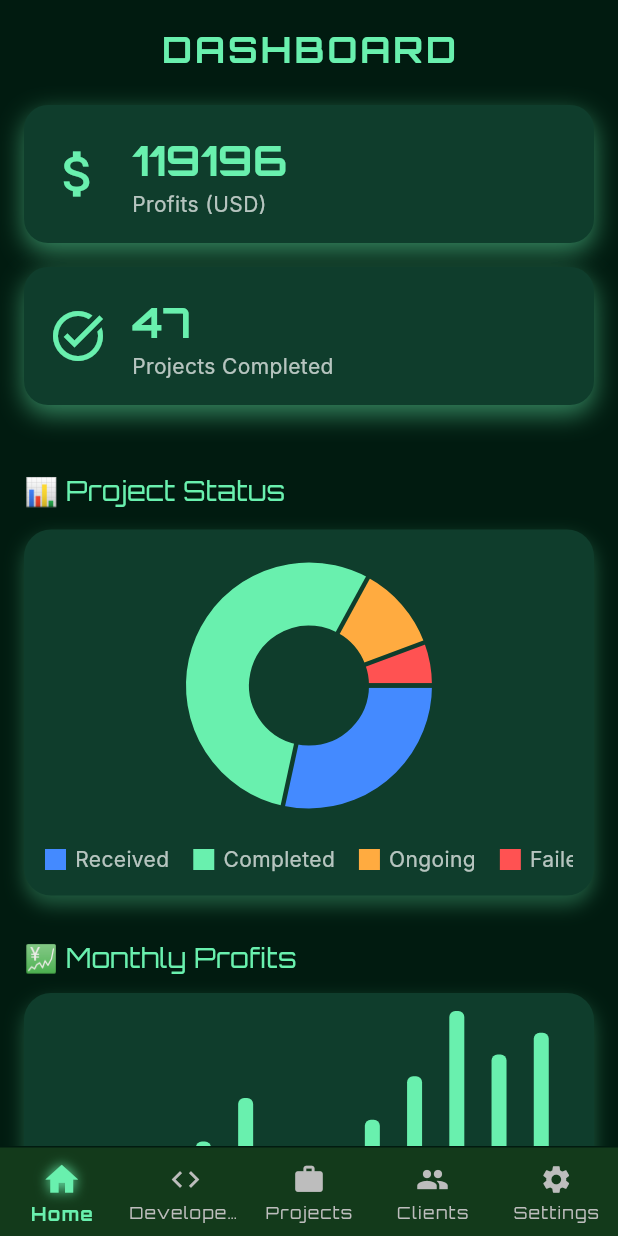
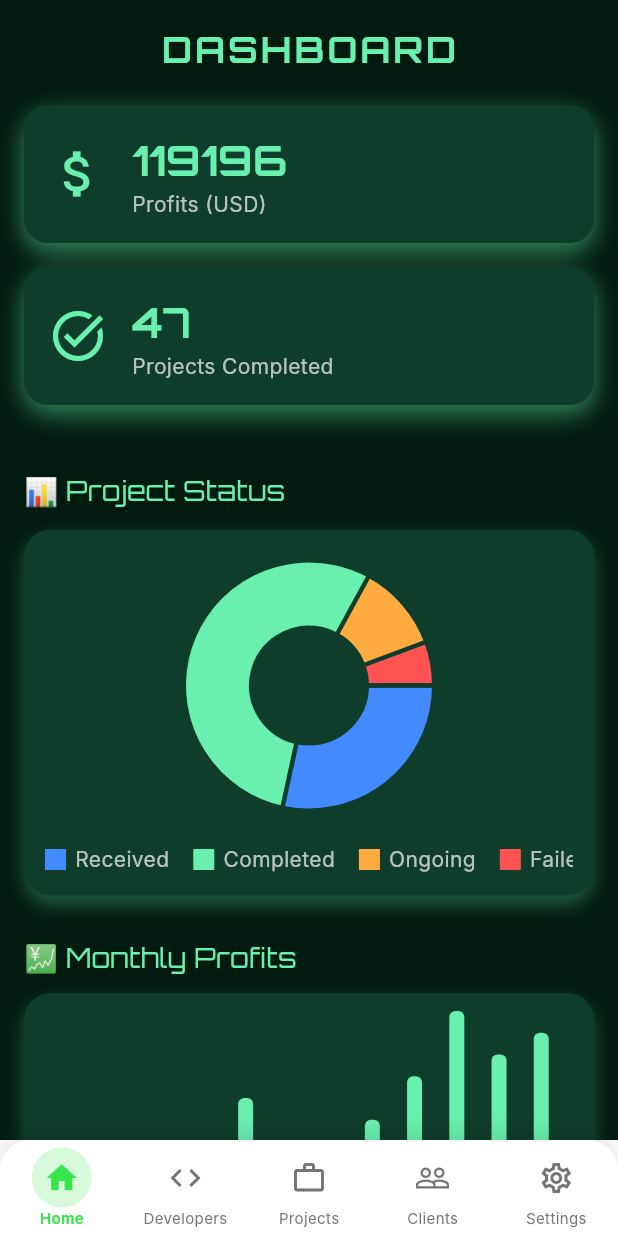
Before and after one commit to ShariqShoaib07/Virtual-Software-House, a Flutter app: the BottomNav_A screen opened directly, on a phone screen of 412 x 824 dp. Run offline on Flutter 3.47's test engine with Material 3 defaults, Android fonts, the phone set to English and light mode, and no system bars; drawn by our look-alikes of fl_chart; our stand-ins replace file_picker, google_fonts, image_picker, open_file; Roboto replaces fonts that are missing (Inter).

Commit message:
Changed Bottom Nav. Bar of Admin Dashbord

```diff
--- a/lib/bottom_nav_a.dart
+++ b/lib/bottom_nav_a.dart
@@ -1,4 +1,3 @@
-import 'dart:ui';
 import 'package:flutter/material.dart';
 import 'developer_home.dart';
 import 'developer_page.dart';
@@ -25,75 +24,151 @@ class _BottomNav_AState extends State<BottomNav_A> {
   @override
   Widget build(BuildContext context) {
     return Scaffold(
-      backgroundColor: const Color(0xFF011B10), // Dark green background
+      backgroundColor: Colors.white, // Changed to white background
       body: AnimatedSwitcher(
         duration: Duration(milliseconds: 300),
         child: _pages[_selectedIndex],
       ),
       bottomNavigationBar: Container(
         decoration: BoxDecoration(
-          color: const Color(0xFF133A1B), // Zucchini green
-          border: Border(
-            top: BorderSide(color: Color(0xFF011B10), width: 1),
+          borderRadius: BorderRadius.vertical(top: Radius.circular(20)),
+          boxShadow: [
+            BoxShadow(
+                color: Colors.black.withOpacity(0.1),
+                blurRadius: 10,
+                spreadRadius: 0,
+                offset: Offset(0, -5)),
+          ],
         ),
-        ),
+        child: ClipRRect(
+          borderRadius: BorderRadius.vertical(top: Radius.circular(20)),
           child: BottomNavigationBar(
-          backgroundColor: Colors.transparent,
-          elevation: 0,
+            type: BottomNavigationBarType.fixed,
             currentIndex: _selectedIndex,
-          type: BottomNavigationBarType.fixed,
             onTap: (index) {
               setState(() {
                 _selectedIndex = index;
               });
             },
-          selectedItemColor: Colors.greenAccent, // Futuristic green
-          unselectedItemColor: Colors.grey.shade400,
+            backgroundColor: Colors.white,
+            selectedItemColor: Color(0xFF38E54D), // Green accent color
+            unselectedItemColor: Colors.grey.shade600,
             selectedLabelStyle: TextStyle(
-            fontWeight: FontWeight.bold,
-            fontFamily: 'Orbitron',
-            fontSize: 12,
-            letterSpacing: 1.0,
+              fontSize: 10,
+              fontWeight: FontWeight.w600,
             ),
-          unselectedLabelStyle: TextStyle(
-            fontFamily: 'Orbitron',
-            fontSize: 11,
-            letterSpacing: 1.0,
+            unselectedLabelStyle: TextStyle(fontSize: 10),
+            elevation: 0,
+            items: [
+              BottomNavigationBarItem(
+                icon: Container(
+                  padding: EdgeInsets.all(8),
+                  decoration: BoxDecoration(
+                    shape: BoxShape.circle,
+                    color: _selectedIndex == 0
+                        ? Color(0xFF38E54D).withOpacity(0.2)
+                        : Colors.transparent,
                   ),
-          items: [
-            _buildNavItem(Icons.home, 'Home', 0),
-            _buildNavItem(Icons.code, 'Developers', 1),
-            _buildNavItem(Icons.work, 'Projects', 2),
-            _buildNavItem(Icons.people, 'Clients', 3),
-            _buildNavItem(Icons.settings, 'Settings', 4),
+                  child: Icon(Icons.home_outlined, size: 24),
+                ),
+                activeIcon: Container(
+                  padding: EdgeInsets.all(8),
+                  decoration: BoxDecoration(
+                    shape: BoxShape.circle,
+                    color: Color(0xFF38E54D).withOpacity(0.2),
+                  ),
+                  child: Icon(Icons.home, size: 24),
+                ),
+                label: 'Home',
+              ),
+              BottomNavigationBarItem(
+                icon: Container(
+                  padding: EdgeInsets.all(8),
+                  decoration: BoxDecoration(
+                    shape: BoxShape.circle,
+                    color: _selectedIndex == 1
+                        ? Color(0xFF38E54D).withOpacity(0.2)
+                        : Colors.transparent,
+                  ),
+                  child: Icon(Icons.code_outlined, size: 24),
+                ),
+                activeIcon: Container(
+                  padding: EdgeInsets.all(8),
+                  decoration: BoxDecoration(
+                    shape: BoxShape.circle,
+                    color: Color(0xFF38E54D).withOpacity(0.2),
+                  ),
+                  child: Icon(Icons.code, size: 24),
+                ),
+                label: 'Developers',
+              ),
+              BottomNavigationBarItem(
+                icon: Container(
+                  padding: EdgeInsets.all(8),
+                  decoration: BoxDecoration(
+                    shape: BoxShape.circle,
+                    color: _selectedIndex == 2
+                        ? Color(0xFF38E54D).withOpacity(0.2)
+                        : Colors.transparent,
+                  ),
+                  child: Icon(Icons.work_outline, size: 24),
+                ),
+                activeIcon: Container(
+                  padding: EdgeInsets.all(8),
+                  decoration: BoxDecoration(
+                    shape: BoxShape.circle,
+                    color: Color(0xFF38E54D).withOpacity(0.2),
+                  ),
+                  child: Icon(Icons.work, size: 24),
+                ),
+                label: 'Projects',
+              ),
+              BottomNavigationBarItem(
+                icon: Container(
+                  padding: EdgeInsets.all(8),
+                  decoration: BoxDecoration(
+                    shape: BoxShape.circle,
+                    color: _selectedIndex == 3
+                        ? Color(0xFF38E54D).withOpacity(0.2)
+                        : Colors.transparent,
+                  ),
+                  child: Icon(Icons.people_outline, size: 24),
+                ),
+                activeIcon: Container(
+                  padding: EdgeInsets.all(8),
+                  decoration: BoxDecoration(
+                    shape: BoxShape.circle,
+                    color: Color(0xFF38E54D).withOpacity(0.2),
+                  ),
+                  child: Icon(Icons.people, size: 24),
+                ),
+                label: 'Clients',
+              ),
+              BottomNavigationBarItem(
+                icon: Container(
+                  padding: EdgeInsets.all(8),
+                  decoration: BoxDecoration(
+                    shape: BoxShape.circle,
+                    color: _selectedIndex == 4
+                        ? Color(0xFF38E54D).withOpacity(0.2)
+                        : Colors.transparent,
+                  ),
+                  child: Icon(Icons.settings_outlined, size: 24),
+                ),
+                activeIcon: Container(
+                  padding: EdgeInsets.all(8),
+                  decoration: BoxDecoration(
+                    shape: BoxShape.circle,
+                    color: Color(0xFF38E54D).withOpacity(0.2),
+                  ),
+                  child: Icon(Icons.settings, size: 24),
+                ),
+                label: 'Settings',
+              ),
             ],
+          ),
         ),
       ),
     );
   }
-
-  BottomNavigationBarItem _buildNavItem(IconData icon, String label, int index) {
-    bool isSelected = _selectedIndex == index;
-    return BottomNavigationBarItem(
-      icon: AnimatedContainer(
-        duration: Duration(milliseconds: 200),
-        curve: Curves.easeInOut,
-        padding: EdgeInsets.symmetric(vertical: 2),
-        child: Icon(
-          icon,
-          size: isSelected ? 26 : 22,
-          shadows: isSelected
-              ? [
-            Shadow(
-              blurRadius: 10,
-              color: Colors.greenAccent,
-              offset: Offset(0, 0),
-            )
-          ]
-              : [],
-        ),
-      ),
-      label: label,
-    );
 }
-}
```
Also changed, not shown: 9 other files. Lines whose indentation alone changed are shown as unchanged.
